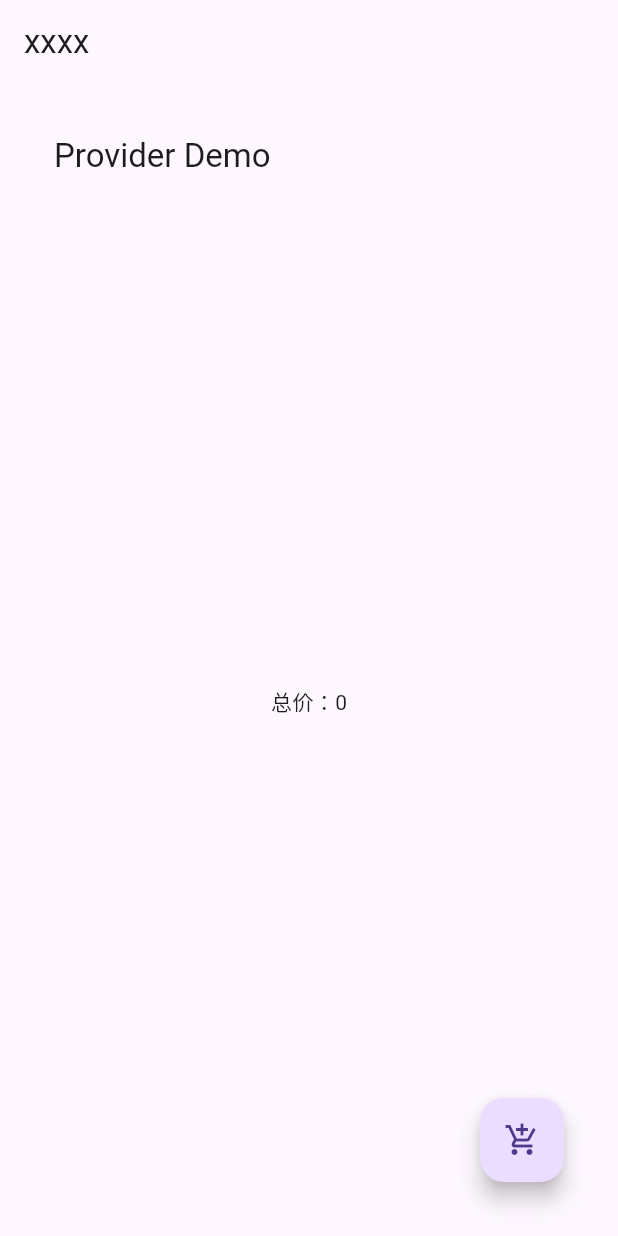
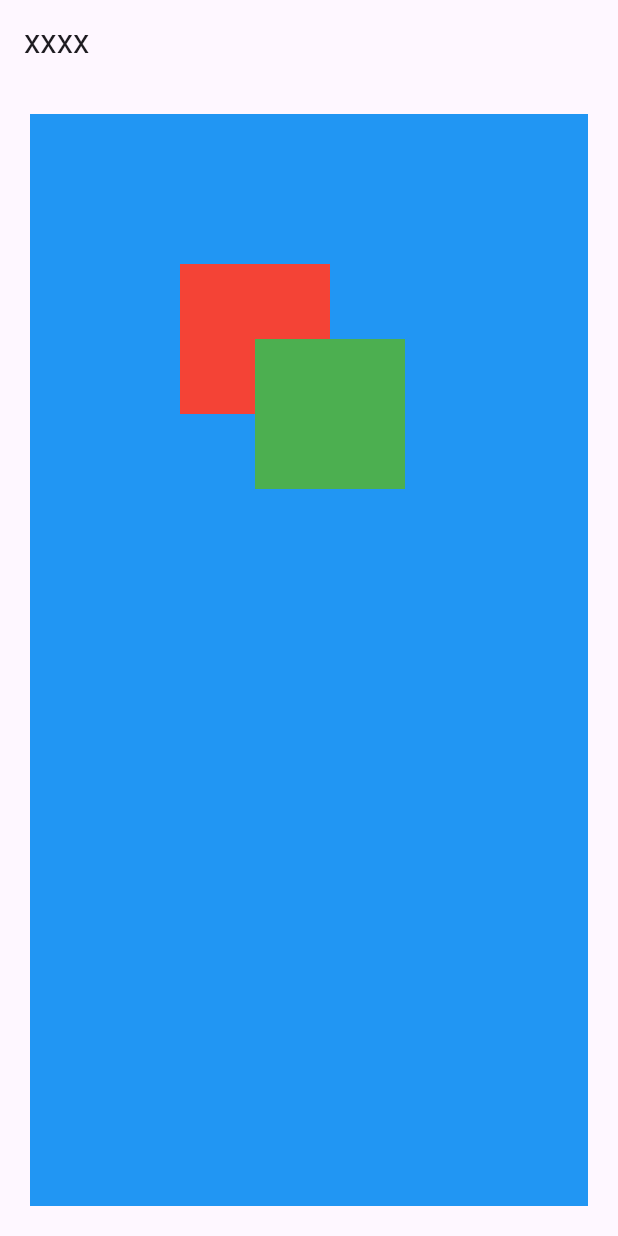
Before and after one commit to leoxoocanada/flutter_learning, a Flutter app: the screen it shows after launch, on a phone screen of 412 x 824 dp. Run offline on Flutter 3.47's test engine with Material 3 defaults, Android fonts, the phone set to English and light mode, and no system bars.

Commit message:
gesture demo

```diff
--- /dev/null
+++ b/lib/gesture_demo.dart
@@ -0,0 +1,207 @@
+import 'package:flutter/gestures.dart';
+import 'package:flutter/material.dart';
+
+class GestureDemo extends StatefulWidget {
+  const GestureDemo({super.key});
+
+  @override
+  _State createState() => _State();
+}
+
+// class _State extends State<GestureDemo> {
+//   String _operation = "No Gesture detected!"; //保存事件名
+//   @override
+//   Widget build(BuildContext context) {
+//     return Center(
+//       child: GestureDetector(
+//         child: Container(
+//           alignment: Alignment.center,
+//           color: Colors.blue,
+//           width: 200.0,
+//           height: 100.0,
+//           child: Text(
+//             _operation,
+//             style: TextStyle(color: Colors.white),
+//           ),
+//         ),
+//         onTap: () => updateText("Tap"), //点击
+//         onDoubleTap: () => updateText("DoubleTap"), //双击
+//         onLongPress: () => updateText("LongPress"), //长按
+//       ),
+//     );
+//   }
+
+//   void updateText(String text) {
+//     //更新显示的事件名
+//     setState(() {
+//       _operation = text;
+//     });
+//   }
+// }
+
+// class _State extends State<GestureDemo> with SingleTickerProviderStateMixin {
+//   double _top = 0.0; //距顶部的偏移
+//   double _left = 0.0;//距左边的偏移
+
+//   @override
+//   Widget build(BuildContext context) {
+//     return Stack(
+//       children: <Widget>[
+//         Positioned(
+//           top: _top,
+//           left: _left,
+//           child: GestureDetector(
+//             child: CircleAvatar(child: Text("A")),
+//             //手指按下时会触发此回调
+//             onPanDown: (DragDownDetails e) {
+//               //打印手指按下的位置(相对于屏幕)
+//               print("用户手指按下：${e.globalPosition}");
+//             },
+//             //手指滑动时会触发此回调
+//             onPanUpdate: (DragUpdateDetails e) {
+//               //用户手指滑动时，更新偏移，重新构建
+//               setState(() {
+//                 // _left += e.delta.dx;
+//                 _top += e.delta.dy;
+//               });
+//             },
+//             onPanEnd: (DragEndDetails e){
+//               //打印滑动结束时在x、y轴上的速度
+//               print(e.velocity);
+//             },
+//           ),
+//         )
+//       ],
+//     );
+//   }
+// }
+
+// class _State extends State<GestureDemo> {
+//   double _width = 200.0; //通过修改图片宽度来达到缩放效果
+
+//   @override
+//   Widget build(BuildContext context) {
+//     return Center(
+//       child: GestureDetector(
+//         //指定宽度，高度自适应
+//         child: Image.asset('images/logo.png', width: _width),
+//         // 模拟器里不生效
+//         onScaleUpdate: (ScaleUpdateDetails details) {
+//           setState(() {
+//             //缩放倍数在0.8到10倍之间
+//             _width = 200 * details.scale.clamp(.8, 10.0);
+//           });
+//         },
+//       ),
+//     );
+//   }
+// }
+
+
+// class _State extends State<GestureDemo> {
+//   TapGestureRecognizer _tapGestureRecognizer = TapGestureRecognizer();
+//   bool _toggle = false; //变色开关
+
+//   @override
+//   void dispose() {
+//     //用到GestureRecognizer的话一定要调用其dispose方法释放资源
+//     _tapGestureRecognizer.dispose();
+//     super.dispose();
+//   }
+
+//   @override
+//   Widget build(BuildContext context) {
+//     return Center(
+//       child: Text.rich(
+//         TextSpan(
+//           children: [
+//             TextSpan(text: "你好世界"),
+//             TextSpan(
+//               text: "点我变色",
+//               style: TextStyle(
+//                 fontSize: 30.0,
+//                 color: _toggle ? Colors.blue : Colors.red,
+//               ),
+//               recognizer: _tapGestureRecognizer
+//                 ..onTap = () {
+//                   setState(() {
+//                     _toggle = !_toggle;
+//                   });
+//                 },
+//             ),
+//             TextSpan(text: "你好世界"),
+//           ],
+//         ),
+//       ),
+//     );
+//   }
+// }
+
+// class _State extends State<GestureDemo> {
+//   PointerEvent? _event;
+
+//   @override
+//   Widget build(BuildContext context) {
+//     return Listener(
+//       child: Container(
+//         alignment: Alignment.center,
+//         color: Colors.blue,
+//         width: 300.0,
+//         height: 150.0,
+//         child: Text(
+//           '${_event?.localPosition ?? ''}',
+//           style: TextStyle(color: Colors.white),
+//         ),
+//       ),
+//       onPointerDown: (PointerDownEvent event) => setState(() => _event = event),
+//       onPointerMove: (PointerMoveEvent event) => setState(() => _event = event),
+//       onPointerUp: (PointerUpEvent event) => setState(() => _event = event),
+//     );
+//   }
+// }
+
+class _State extends State<GestureDemo> {
+  @override
+  Widget build(BuildContext context) {
+    return Listener(
+      onPointerDown: (PointerDownEvent event) {
+        print("Tap1");
+      },
+      child: Container(
+        color: Colors.blue,
+        child: Stack(
+          children: [
+            Positioned(
+              left: 100,
+              top: 100,
+              child: GestureDetector(
+                onTap: () {
+                  print("Tap2");
+                },
+                child: Container(
+                  color: Colors.red,
+                  width: 100,
+                  height: 100,
+                ),
+              )
+            ),
+            Positioned(
+              left: 150,
+              top: 150,
+              child: GestureDetector(
+                onTap: () {
+                  print("Tap3");
+                },
+                child: Container(
+                  color: Colors.green,
+                  width: 100,
+                  height: 100,
+                ),
+              )
+            ),
+          ]
+        ),
+      )
+    );
+  }
+}
--- a/lib/main.dart
+++ b/lib/main.dart
@@ -1,4 +1,5 @@
 import 'package:flutter/material.dart';
+
 // import './CounterDemo.dart';
 // import './RouteDemo.dart';
 // import './ButtonDemo.dart';
@@ -18,7 +19,8 @@ import 'package:flutter/material.dart';
 // import 'provider_mini_demo.dart';
 // import 'builder_demo.dart';
 // import 'dialog_demo.dart';
-import 'provider_demo.dart';
+// import 'provider_demo.dart';
+import 'gesture_demo.dart';
 
 void main() {
   // runApp(const RouteDemo());
@@ -73,7 +75,8 @@ class _MyHomePageState extends State<MyHomePage> {
         // child: ProviderRoute(),
         // child: BuilderDemo(),
         // child: DialogDemo(),
-        child: ProviderDemo(),
+        // child: ProviderDemo(),
+        child: GestureDemo(),
       ),
     );
   }
```
